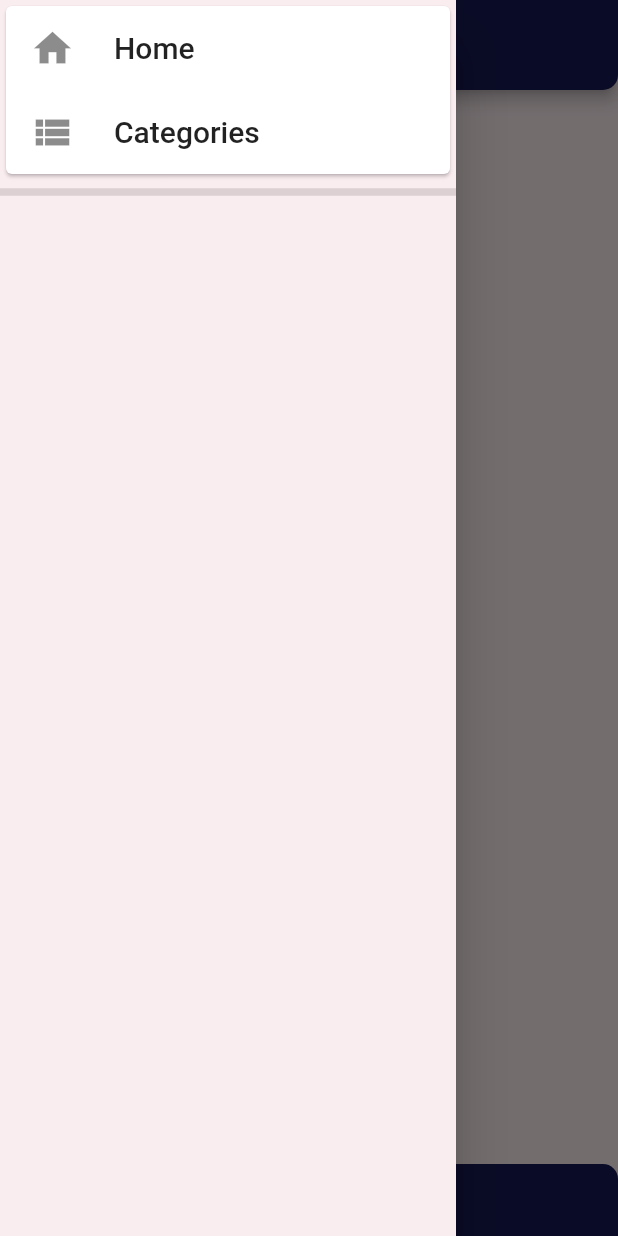
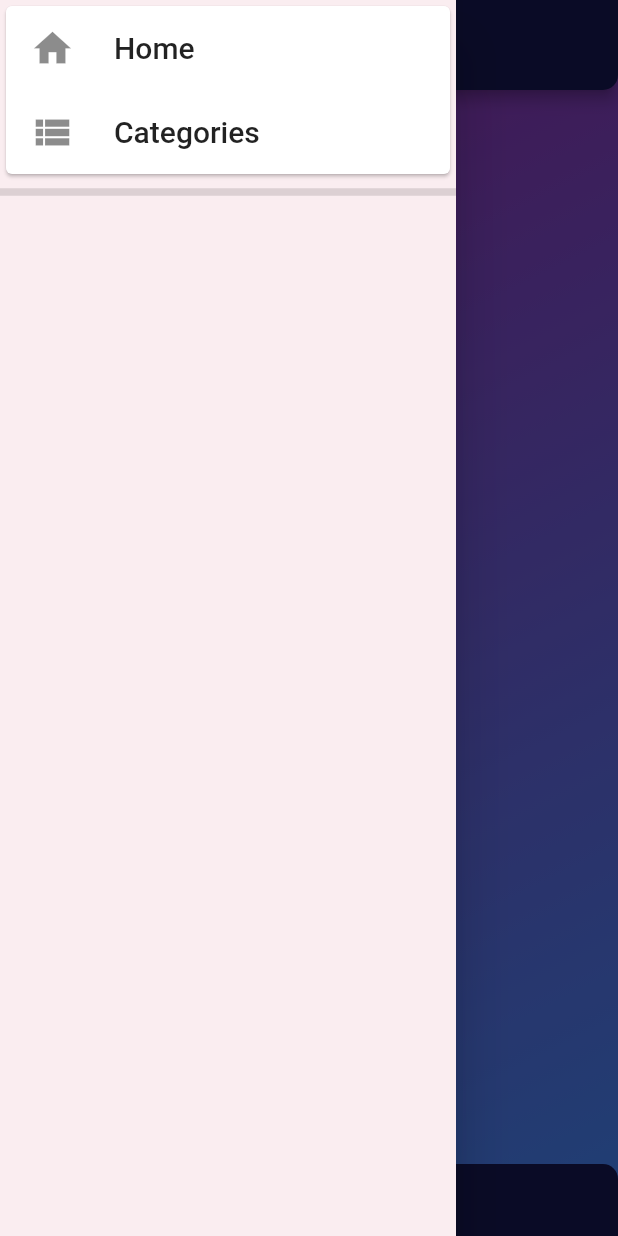
Before and after one commit to pndychrg/todo_app, a Flutter app: the screen it shows after launch, with the side drawer open, on a phone screen of 412 x 824 dp. Run offline on Flutter 3.47's test engine with Material 2 defaults, Android fonts, the phone set to English and light mode, and no system bars; our stand-ins replace google_fonts, sqflite; accounts and stored records are empty.

Commit message:
Gave Gradient Background to App

```diff
--- a/lib/screens/home_screen.dart
+++ b/lib/screens/home_screen.dart
@@ -34,6 +34,7 @@ class _HomeScreenState extends State<HomeScreen> {
 
   var _todo = Todo();
   var todo;
+
   //for date and time
   DateTime _dateTime = DateTime.now();
   _selectedTodoDate(BuildContext context) async {
@@ -386,9 +387,27 @@ class _HomeScreenState extends State<HomeScreen> {
     );
   }
 
+  //creating a function to return gradient color
+  List<Color> _getGradientColor(BuildContext context) {
+    var _grad_color =
+        MediaQuery.of(context).platformBrightness == Brightness.light
+            ? [Colors.purple, Colors.blueAccent]
+            : [Colors.purple, Colors.black12];
+    return _grad_color;
+  }
+
   @override
   Widget build(BuildContext context) {
-    return Scaffold(
+    return Container(
+      decoration: BoxDecoration(
+        gradient: LinearGradient(
+          begin: Alignment.topLeft,
+          end: Alignment.bottomRight,
+          colors: _getGradientColor(context),
+        ),
+      ),
+      child: Scaffold(
+        backgroundColor: Colors.transparent,
         key: _globalKey,
         appBar: AppBar(
           toolbarHeight: 60,
@@ -416,7 +435,8 @@ class _HomeScreenState extends State<HomeScreen> {
                   itemCount: _todoList.length,
                   itemBuilder: (context, index) {
                     return Padding(
-                    padding: EdgeInsets.only(top: 8.0, left: 16.0, right: 16.0),
+                      padding:
+                          EdgeInsets.only(top: 8.0, left: 16.0, right: 16.0),
                       child: Card(
                         shape: RoundedRectangleBorder(
                           borderRadius: BorderRadius.circular(15),
@@ -515,6 +535,7 @@ class _HomeScreenState extends State<HomeScreen> {
             ],
           ),
         ),
+      ),
     );
   }
 }
```
Lines whose indentation alone changed are shown as unchanged.
